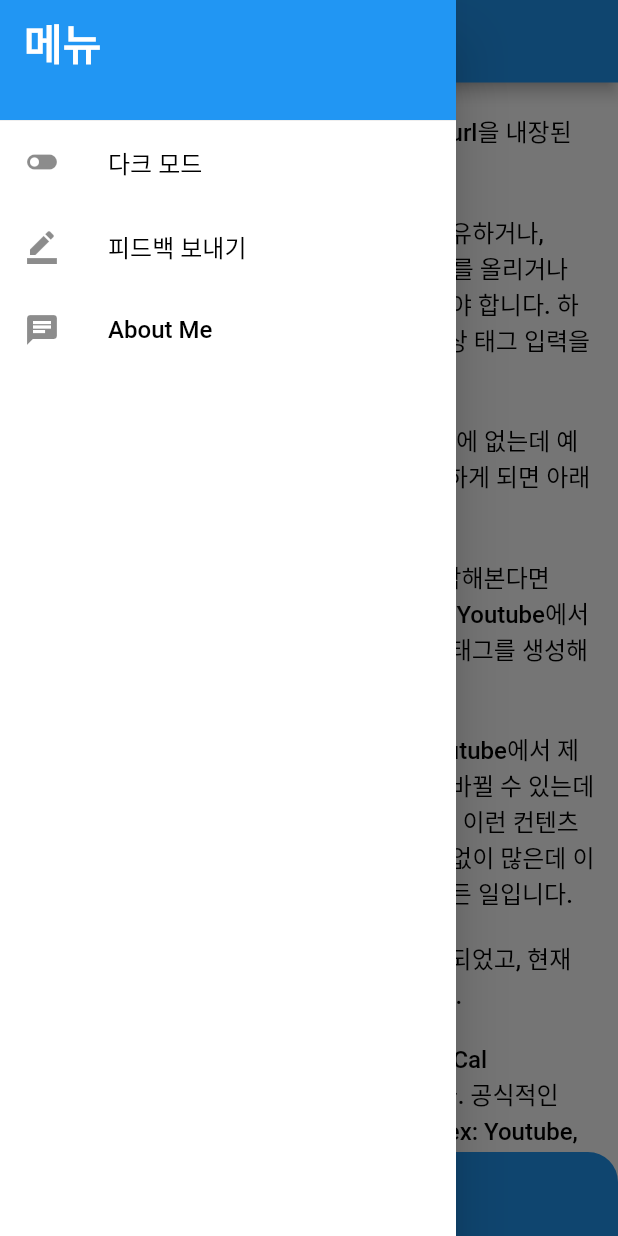
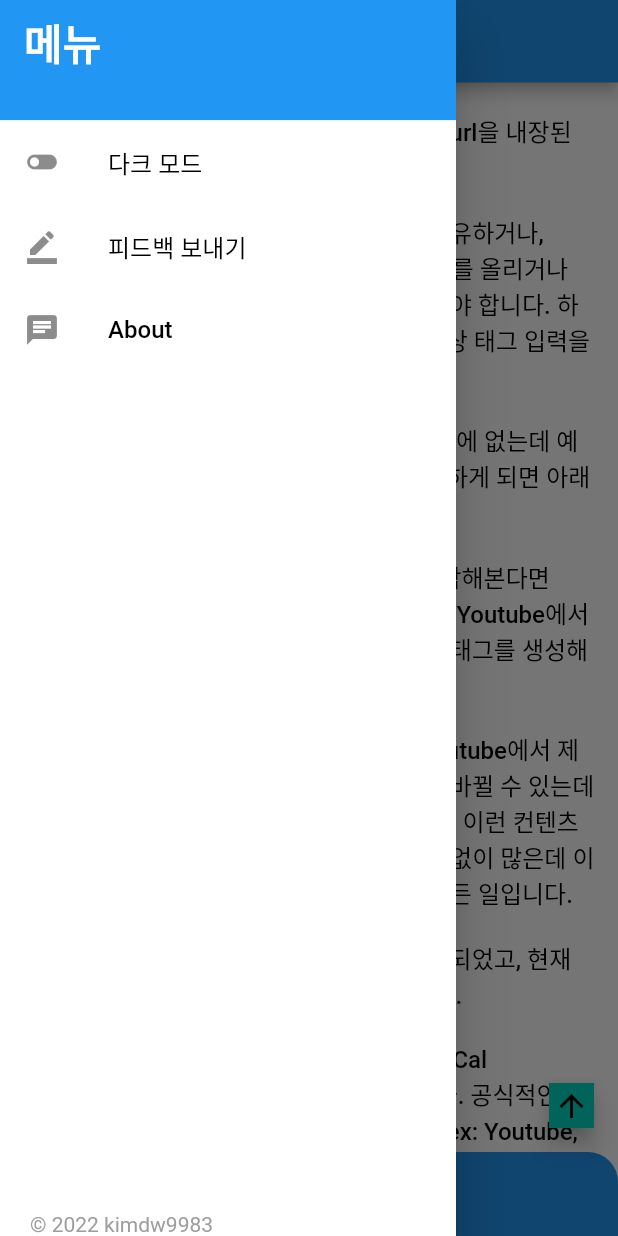
Before and after one commit to kimdw9983/oembed_flutter, a Flutter app: the screen it shows after launch, with the side drawer open, on a phone screen of 412 x 824 dp. Run offline on Flutter 3.47's test engine with Material 2 defaults, Android fonts, the phone set to English and light mode, and no system bars; our stand-ins replace get, webview_flutter.

Commit message:
Update home.dart

```diff
--- a/lib/home.dart
+++ b/lib/home.dart
@@ -1,5 +1,7 @@
 import 'package:flutter/material.dart';
 import 'package:get/get.dart';
+import 'package:url_launcher/url_launcher_string.dart';
+import 'dart:developer';
 
 import 'main.dart';
 import 'second.dart';
@@ -24,8 +26,9 @@ consumer( 위에서 언급했던 Facebook 과 같은 SNS 혹은 커뮤니티)
 http://www.youtube.com/oembed?url=http%3A//youtube.com/watch%3Fv%3DM3r2XDceM6A&format=json
 
 그때 Provider( Youtube ) 는 oEmbed response를 돌려줍니다.''';
+const String sampleURL = "https://youtu.be/FtutLA63Cp8";
+const String feedbackURL = "https://github.com/kimdw9983/oembed_flutter/issues";
 
-const String sampleURL = "https://youtu.be/FtutLA63Cp8";
 class URLArguments {
   final String title;
   final String url;
@@ -106,12 +109,19 @@ class _InputFormState extends State<InputForm> {
   }
 }
 
-class BackContent extends StatelessWidget {
-  const BackContent({Key? key}) : super(key: key);
+class BackContent extends StatefulWidget {
+  const BackContent({Key? key, required this.scrollController}) : super(key: key);
+  final ScrollController scrollController;
 
+  @override
+  State<BackContent> createState() => _BackContentState();
+}
+
+class _BackContentState extends State<BackContent> {
   @override
   Widget build(BuildContext context) {
     return SingleChildScrollView(
+      controller: widget.scrollController,
       child: Column(
         crossAxisAlignment: CrossAxisAlignment.start,
         children: [
@@ -143,7 +153,17 @@ class _NavDrawerState extends State<NavDrawer> {
   Widget build(BuildContext context) {
     return Drawer(
       backgroundColor: Theme.of(context).backgroundColor,
-      child: ListView(
+      child: Stack(
+        children: [
+          Positioned(
+            bottom: 0,
+            width: MediaQuery.of(context).size.width,
+            child: const Padding(
+              padding: EdgeInsets.only(left: 20),
+              child: Text('© 2022 kimdw9983'),
+            ),
+          ),
+          ListView(
             padding: EdgeInsets.zero,
             children: [
               SizedBox(
@@ -173,16 +193,24 @@ class _NavDrawerState extends State<NavDrawer> {
               ListTile(
                 leading: const Icon(Icons.border_color),
                 title: const Text('피드백 보내기'),
-            onTap: () => {
-              Navigator.of(context).pop()
+                onTap: () async {
+                  String url = feedbackURL;
+                  if(await canLaunchUrlString(url)) launchUrlString(url);
                 },
               ),
               ListTile(
                 leading: const Icon(Icons.chat),
-            title: const Text('About Me'),
+                title: const Text('About'),
                 onTap: () => {
-              Navigator.of(context).pop()
+                  Get.defaultDialog(
+                    title: "About",
+                    radius: 0,
+                    onConfirm: () => Navigator.of(context).pop(),
+                    middleText: "제 앱을 이용해주셔서 감사합니다!"
+                  ),
                 },
+              ),
+            ],
           ),
         ],
       ),
@@ -192,7 +220,10 @@ class _NavDrawerState extends State<NavDrawer> {
 
 class MyHomePage  extends StatelessWidget {
   final TextEditingController urlField = TextEditingController();
-
+  final ScrollController scrollController = ScrollController()
+    ..addListener(() {
+      log("scrolling");
+    });
   MyHomePage({Key? key}) : super(key: key);
 
   void openBottomSheet() {
@@ -236,7 +267,6 @@ class MyHomePage  extends StatelessWidget {
       enterBottomSheetDuration: const Duration(milliseconds: 150),
     );
   }
-
   @override
   Widget build(BuildContext context) {
     return Scaffold(
@@ -250,8 +280,8 @@ class MyHomePage  extends StatelessWidget {
         ),
       ),
       body: Stack(
-        children: const [
-          BackContent(),
+        children: [
+          BackContent(scrollController: scrollController),
         ],
       ),
       bottomNavigationBar: Material(
@@ -275,6 +305,25 @@ class MyHomePage  extends StatelessWidget {
           ),
         ),
       ),
+      floatingActionButton: SizedBox(
+        width: 30,
+        height: 30,
+        //child: const Icon(Icons.arrow_upward),
+        child: AnimatedOpacity(
+          opacity: true ? 1.0 : 0.0,
+          duration: const Duration(milliseconds: 100),
+          child: FloatingActionButton(
+            shape: const BeveledRectangleBorder(
+                borderRadius: BorderRadius.zero
+            ),
+            onPressed: () {
+              scrollController.animateTo(0.0, curve: Curves.easeOut, duration: const Duration(milliseconds: 500));
+            },
+            tooltip: 'Increment',
+            child: const Icon(Icons.arrow_upward),
+          ),
+        ),
+      ),
     );
   }
 }
```
Lines whose indentation alone changed are shown as unchanged.
